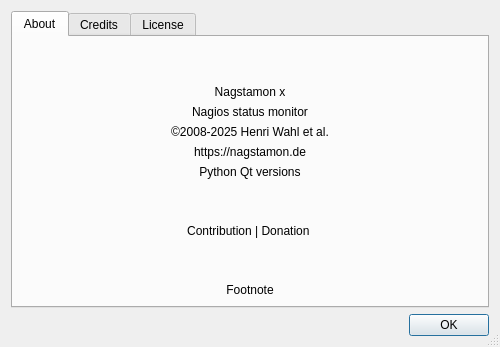
First picture: the form in Nagstamon/resources/qui/dialog_about.ui, repository HenriWahl/Nagstamon, before the edit.
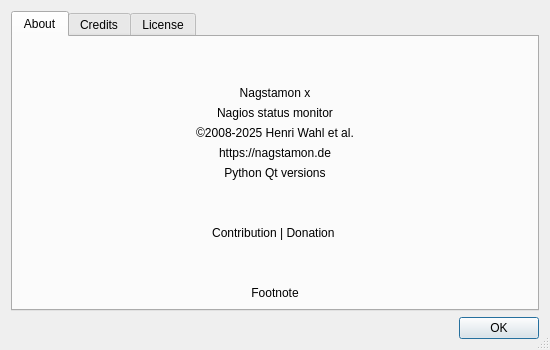
Second picture: the form after the edit.

Commit message: weblogin dialog

The edit to the form file:
```diff
--- a/Nagstamon/resources/qui/dialog_about.ui
+++ b/Nagstamon/resources/qui/dialog_about.ui
@@ -6,8 +6,8 @@
    <rect>
     <x>0</x>
     <y>0</y>
-    <width>500</width>
-    <height>347</height>
+    <width>550</width>
+    <height>350</height>
    </rect>
   </property>
   <property name="sizePolicy">
@@ -16,6 +16,12 @@
     <verstretch>0</verstretch>
    </sizepolicy>
   </property>
+  <property name="minimumSize">
+   <size>
+    <width>550</width>
+    <height>350</height>
+   </size>
+  </property>
   <property name="windowTitle">
    <string>About Nagstamon</string>
   </property>
```
Left out of the diff: 26 changed lines with no effect on the pictures. The commit also changes 4 other files.
